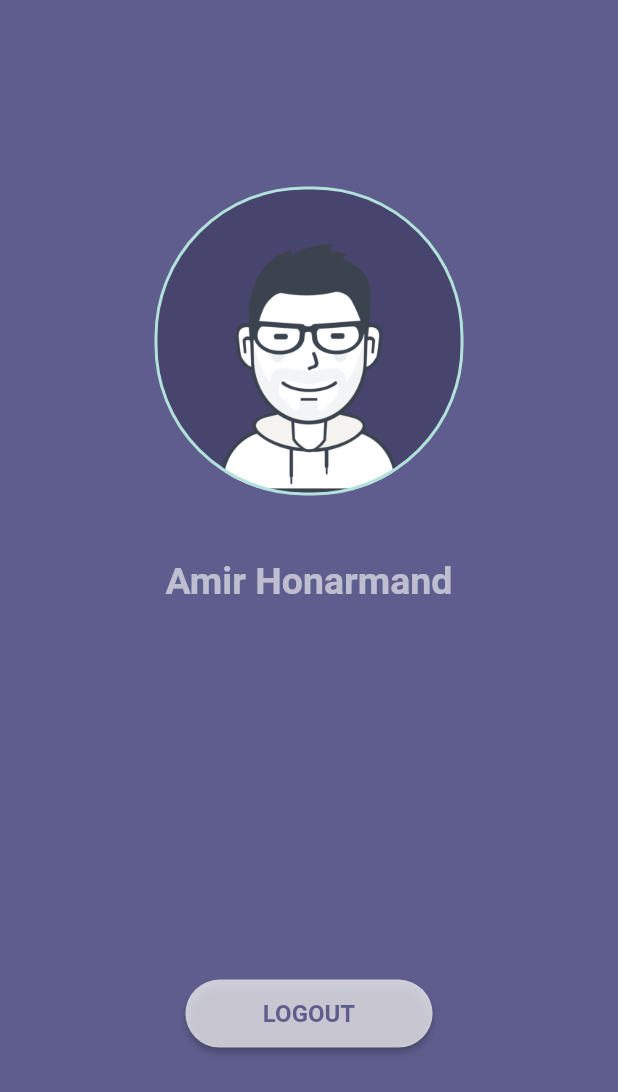
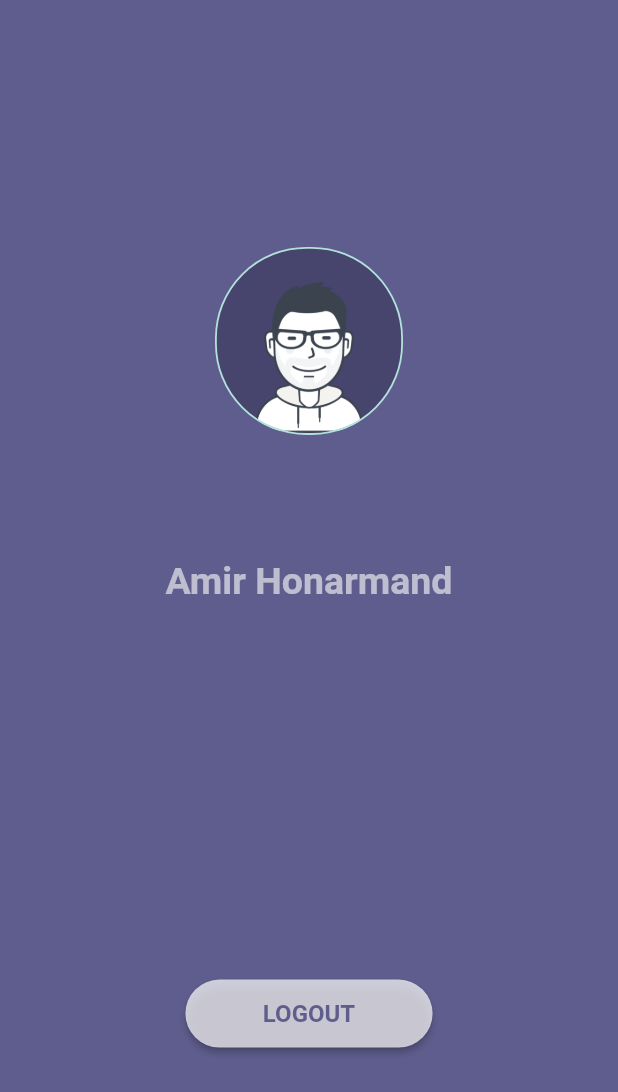
Before and after one commit to MimirCode/mimir_login, a Flutter app: the screen it shows after launch, after a tap on "LOGIN", on a phone screen of 412 x 824 dp. Shown: the top 1092 px of the screen. Run offline on Flutter 3.47's test engine with Material 2 defaults, Android fonts, the phone set to English and light mode, and no system bars; our stand-ins replace google_fonts; Roboto replaces fonts that are missing (Ubuntu).

Commit message:
Final Commit

```diff
--- a/lib/pages/login_page.dart
+++ b/lib/pages/login_page.dart
@@ -21,8 +21,8 @@ class _AnimatedLoginPageState extends State<AnimatedLoginPage>
     super.initState();
     _controller = AnimationController(
         vsync: this,
-        duration: Duration(seconds: 2),
-        reverseDuration: Duration(milliseconds: 400));
+        duration: Duration(seconds: 1),
+        reverseDuration: Duration(milliseconds: 500));
   }
 
   @override
@@ -37,6 +37,7 @@ class _AnimatedLoginPageState extends State<AnimatedLoginPage>
   }
 }
 
+// ignore: must_be_immutable
 class _LoginPage extends StatelessWidget {
   //const LoginPage({Key? key}) : super(key: key);
   final Color _primaryColor = Color(0xff47456D);
@@ -49,8 +50,7 @@ class _LoginPage extends StatelessWidget {
   late AnimationController _controller;
   late EnterAnimation _animation;
 
-  _LoginPage(_controller) {
-    _controller = _controller;
+  _LoginPage(this._controller) {
     _animation = EnterAnimation(_controller);
     _controller.forward();
   }
@@ -180,10 +180,11 @@ class _LoginPage extends StatelessWidget {
           fontWeight: FontWeight.bold,
         ),
       ),
-      onPressed: () {
+      onPressed: () async {
+        await _controller.reverse();
         Navigator.push(
           context,
-          FadePageRoute(ProfilePage()),
+          FadePageRoute(AnimatedProfilePage()),
         );
       },
     );
--- a/lib/pages/profile_page.dart
+++ b/lib/pages/profile_page.dart
@@ -1,7 +1,44 @@
 import 'package:flutter/material.dart';
 import 'package:google_fonts/google_fonts.dart';
+import 'package:mimir_login/pages/login_page.dart';
+import 'package:mimir_login/utils/page_routes/fade_page_route.dart';
+import '../utils/animations/login_page_animations.dart';
 
-class ProfilePage extends StatelessWidget {
+class AnimatedProfilePage extends StatefulWidget {
+  // AnimatedProfilePage({Key? key}) : super(key: key);
+
+  @override
+  _AnimatedProfilePageState createState() => _AnimatedProfilePageState();
+}
+
+class _AnimatedProfilePageState extends State<AnimatedProfilePage>
+    with SingleTickerProviderStateMixin {
+  late AnimationController _controller;
+
+  @override
+  void initState() {
+    super.initState();
+    _controller = AnimationController(
+      vsync: this,
+      duration: Duration(seconds: 1),
+      reverseDuration: Duration(milliseconds: 500),
+    );
+  }
+
+  @override
+  void dispose() {
+    super.dispose();
+    _controller.dispose();
+  }
+
+  @override
+  Widget build(BuildContext context) {
+    return _ProfilePage(_controller);
+  }
+}
+
+// ignore: must_be_immutable
+class _ProfilePage extends StatelessWidget {
   // const ProfilePage({Key? key}) : super(key: key);
 
   final Color _primaryColor = Color(0xff5E5D8D);
@@ -10,6 +47,14 @@ class ProfilePage extends StatelessWidget {
 
   late double _deviceHeight;
   late double _devicewidth;
+
+  AnimationController _controller;
+  late EnterAnimation _animation;
+
+  _ProfilePage(this._controller) {
+    _animation = EnterAnimation(_controller);
+    _controller.forward();
+  }
 
   @override
   Widget build(BuildContext context) {
@@ -40,7 +85,14 @@ class ProfilePage extends StatelessWidget {
 
   Widget _avatarWidget() {
     double circleD = _deviceHeight * 0.25;
-    return Container(
+    return AnimatedBuilder(
+        animation: _animation.controller,
+        builder: (context, widget) {
+          return Transform(
+            alignment: Alignment.center,
+            transform: Matrix4.diagonal3Values(
+                _animation.circleSize.value, _animation.circleSize.value, 1),
+            child: Container(
               height: circleD,
               width: circleD,
               decoration: BoxDecoration(
@@ -57,7 +109,9 @@ class ProfilePage extends StatelessWidget {
                   image: AssetImage('assets/main_avatar.png'),
                 ),
               ),
+            ),
           );
+        });
   }
 
   Widget _userNameWidget() {
@@ -87,8 +141,12 @@ class ProfilePage extends StatelessWidget {
           fontWeight: FontWeight.bold,
         ),
       ),
-      onPressed: () {
-        Navigator.pop(context);
+      onPressed: () async {
+        await _controller.reverse();
+        Navigator.pop(
+          context,
+          FadePageRoute(AnimatedLoginPage()),
+        );
       },
     );
   }
```
Lines whose indentation alone changed are shown as unchanged.
